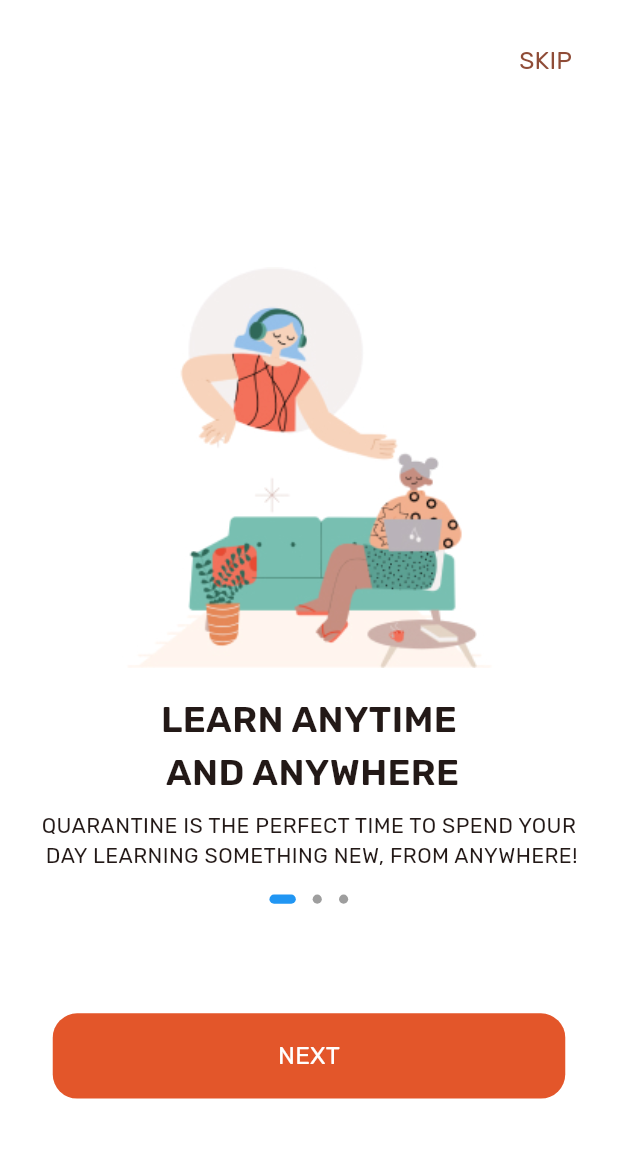
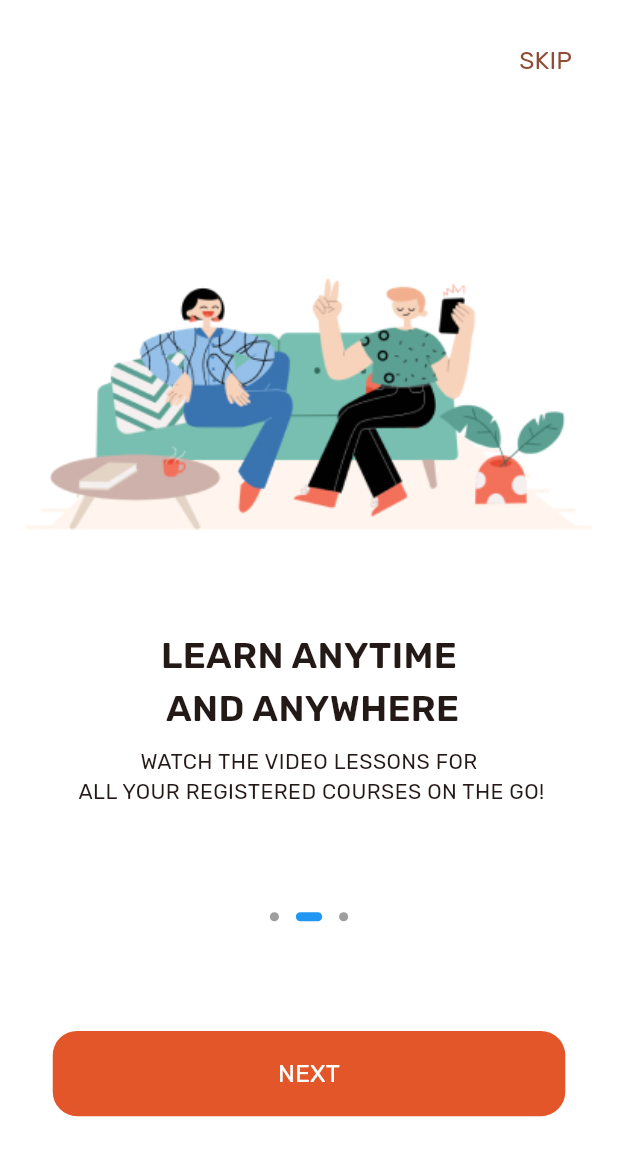
Before and after one commit to code-digga/Mesa-App, a Flutter app: the screen it shows after launch, after a tap on "NEXT", on a phone screen of 412 x 824 dp. Shown: the top 1156 px of the screen. Run offline on Flutter 3.47's test engine with Material 3 defaults, Android fonts, the phone set to English and light mode, and no system bars; drawn by our look-alikes of flutter_platform_widgets; our stand-ins replace flutter_screenutil, google_fonts.

Commit message:
feat: preliminary onboarding done

```diff
--- a/lib/screens/onboarding/onboarding.dart
+++ b/lib/screens/onboarding/onboarding.dart
@@ -18,26 +18,6 @@ class _OnboardingPageState extends State<OnboardingPage> {
   var pageController = PageController();
   int pageIndex = 0;
 
-  @override
-  void initState() {
-    super.initState();
-    pageController.addListener(() {
-      pageController.animateToPage(pageIndex + 1,
-          duration: const Duration(milliseconds: 300), curve: Curves.easeIn);
-      pageIndex++;
-      // if (pageIndex < 2) {
-      //   pageController.animateToPage(pageIndex + 1,
-      //       duration: const Duration(milliseconds: 300), curve: Curves.easeIn);
-      //   pageIndex++;
-      // } else {
-      //   pageController.animateToPage(0,
-      //       duration: const Duration(milliseconds: 300), curve: Curves.easeIn);
-      //   pageIndex = 0;
-      // }
-      setState(() {});
-    });
-  }
-
   List<String> imagePaths = [
     'assets/images/onboarding_1.jpg',
     'assets/images/onboarding_2.jpg',
@@ -45,15 +25,15 @@ class _OnboardingPageState extends State<OnboardingPage> {
   ];
 
   List<String> onboardingTitles = [
-    'assets/images/onboarding_1.jpg',
-    'assets/images/onboarding_2.jpg',
-    'assets/images/onboarding_3.jpg',
+    'Find and register \n your courses',
+    'Learn anytime \n and anywhere',
+    'Take exams and assessments',
   ];
 
   List<String> onboardingSubTitles = [
-    'assets/images/onboarding_1.jpg',
-    'assets/images/onboarding_2.jpg',
-    'assets/images/onboarding_3.jpg',
+    'Check out the courses you need \n to register for in the new semester.',
+    'Watch the video lessons for \n all your registered courses on the go!',
+    'Take your examinations and assessments \n conveniently.',
   ];
 
   @override
@@ -80,21 +60,32 @@ class _OnboardingPageState extends State<OnboardingPage> {
                   ),
                 ),
                 SizedBox(
-                  height: 112.h,
+                  height: 70.h,
                 ),
+                SizedBox(
+                  height: 450.h,
+                  child: PageView(
+                    reverse: false,
+                    physics: const NeverScrollableScrollPhysics(),
+                    controller: pageController,
+                    children: imagePaths.map((path) {
+                      var index = imagePaths.indexOf(path);
+                      return Column(
+                        mainAxisSize: MainAxisSize.min,
+                        children: [
                           SizedBox(
                             height: 264.h,
                             width: 375.w,
                             child: FittedBox(
                               fit: BoxFit.contain,
-                    child: Image.asset('assets/images/onboarding_1.jpg'),
+                              child: Image.asset(path),
                             ),
                           ),
                           SizedBox(
                             height: 16.h,
                           ),
-                const CustomText(
-                  text: 'Learn anytime \n and anywhere',
+                          CustomText(
+                            text: onboardingTitles[index],
                             size: 24,
                             weight: FontWeight.w600,
                             overflow: TextOverflow.clip,
@@ -102,11 +93,15 @@ class _OnboardingPageState extends State<OnboardingPage> {
                           SizedBox(
                             height: 8.h,
                           ),
-                const CustomText(
-                  text:
-                      'Quarantine is the perfect time to spend your \n day learning something new, from anywhere!',
+                          CustomText(
+                            text: onboardingSubTitles[index],
                             size: 14,
                             overflow: TextOverflow.clip,
+                          ),
+                        ],
+                      );
+                    }).toList(),
+                  ),
                 ),
                 SizedBox(
                   height: 16.h,
@@ -138,7 +133,15 @@ class _OnboardingPageState extends State<OnboardingPage> {
                     width: 311.w,
                     child: CustomButton(
                       btnText: 'Next',
-                      onTap: () => log('go to next page'),
+                      onTap: () {
+                        if (pageIndex < 2) {
+                          pageController.animateToPage(pageIndex + 1,
+                              duration: const Duration(milliseconds: 10),
+                              curve: Curves.easeInOut);
+                          pageIndex++;
+                          setState(() {});
+                        }
+                      },
                     ))
               ],
             ),
```
Lines whose indentation alone changed are shown as unchanged.
